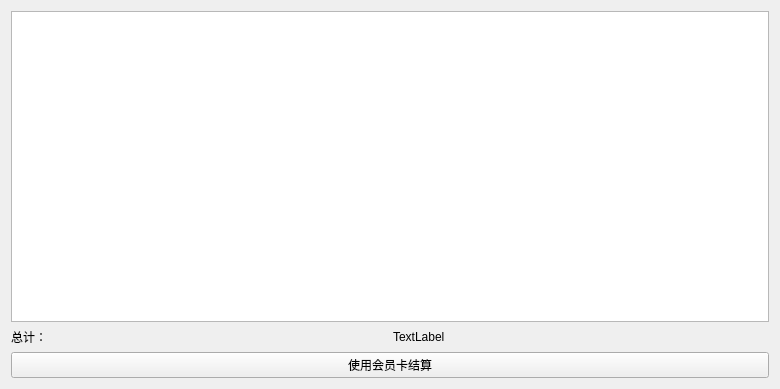
First picture: the form in src/detailwidget.ui, repository daodaoliang/caicai, before the edit.
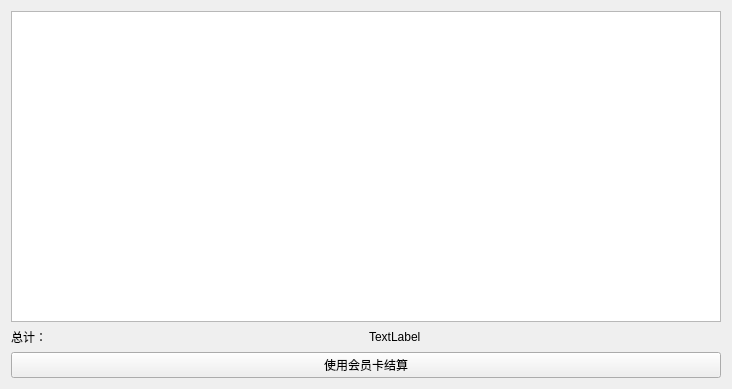
Second picture: the form after the edit.

What changed in the file:
```diff
--- a/src/detailwidget.ui
+++ b/src/detailwidget.ui
@@ -6,7 +6,7 @@
    <rect>
     <x>0</x>
     <y>0</y>
-    <width>780</width>
+    <width>732</width>
     <height>389</height>
    </rect>
   </property>
```
